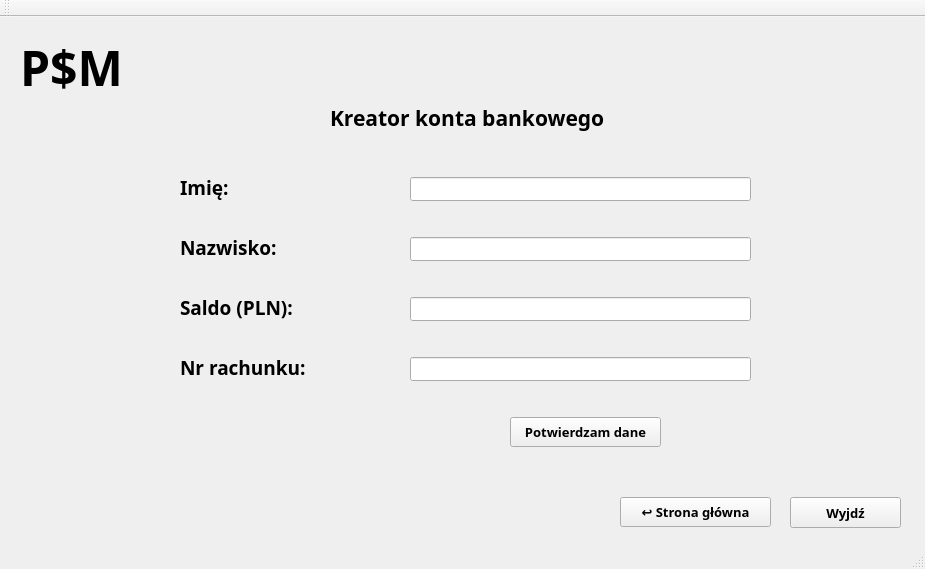
Qt form BankSoftware/BankSoftware/NewClientSignUp.ui (pSus365/BankSimulator) before a commit.
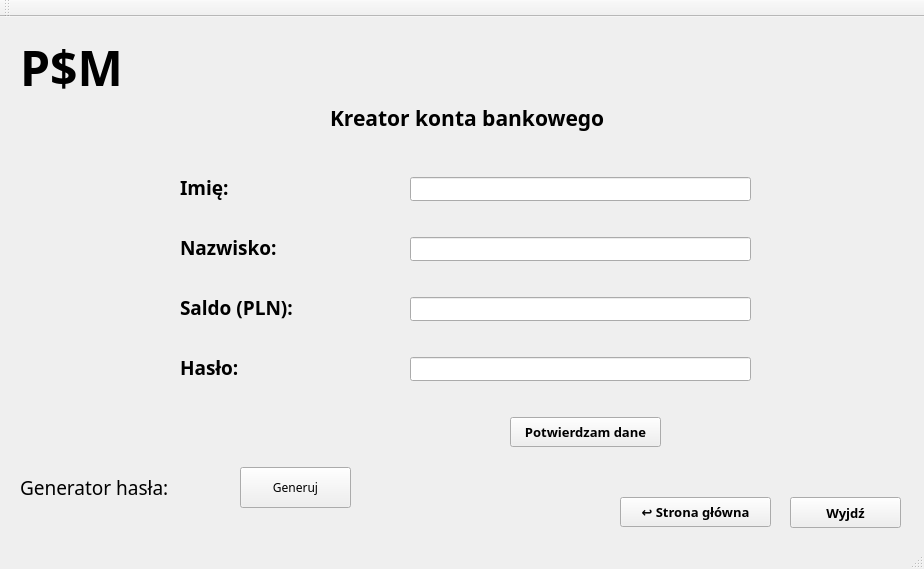
The same form after that commit.

Commit message: entire-password-generator-page-with-thanks-warnings-if-I-don't-enter-anything-bug-removed-with-duplication-changed-admin-login-to-1-1-changed-account-number-to-password -i- create-bill-number

The edit to the form file:
```diff
--- a/BankSoftware/BankSoftware/NewClientSignUp.ui
+++ b/BankSoftware/BankSoftware/NewClientSignUp.ui
@@ -6,7 +6,7 @@
    <rect>
     <x>0</x>
     <y>0</y>
-    <width>925</width>
+    <width>924</width>
     <height>569</height>
    </rect>
   </property>
@@ -91,7 +91,7 @@
      </font>
     </property>
     <property name="text">
-     <string>Nr rachunku:</string>
+     <string>Hasło:</string>
     </property>
    </widget>
    <widget class="QLabel" name="time_display_3">
@@ -262,6 +262,43 @@
      <string>Potwierdzam dane</string>
     </property>
    </widget>
+   <widget class="QLabel" name="label_5">
+    <property name="geometry">
+     <rect>
+      <x>20</x>
+      <y>450</y>
+      <width>181</width>
+      <height>41</height>
+     </rect>
+    </property>
+    <property name="font">
+     <font>
+      <family>Arial Black</family>
+      <pointsize>14</pointsize>
+     </font>
+    </property>
+    <property name="text">
+     <string>Generator hasła:</string>
+    </property>
+   </widget>
+   <widget class="QPushButton" name="gen_password_button">
+    <property name="geometry">
+     <rect>
+      <x>240</x>
+      <y>450</y>
+      <width>111</width>
+      <height>41</height>
+     </rect>
+    </property>
+    <property name="font">
+     <font>
+      <family>Arial Black</family>
+     </font>
+    </property>
+    <property name="text">
+     <string>Generuj</string>
+    </property>
+   </widget>
   </widget>
   <widget class="QMenuBar" name="menuBar">
    <property name="geometry">
```
Left out of the diff: 44 changed lines with no effect on the pictures. The commit also changes 14 other files.
